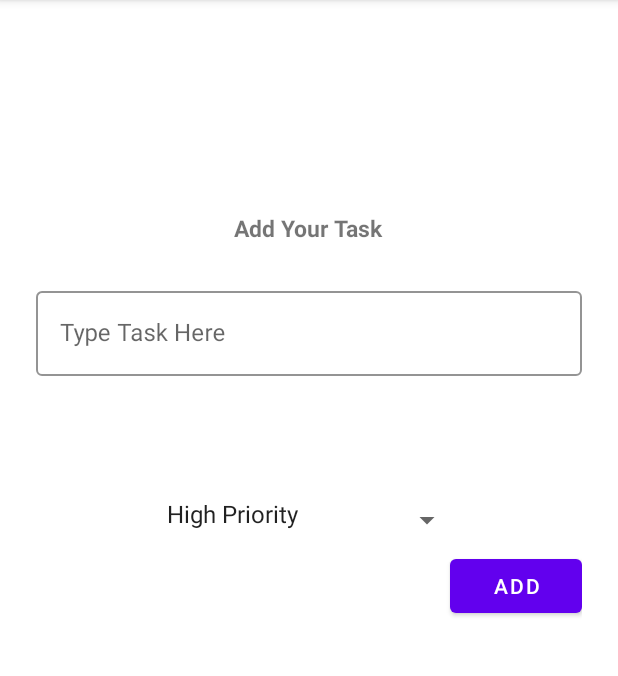
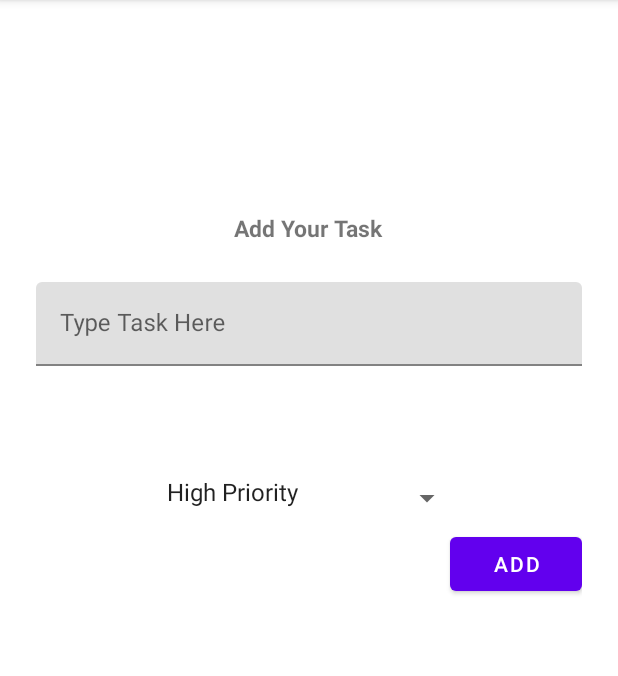
Before and after one commit to giaongo/ToDoTask, an Android app: the screen it shows after launch (ToDoActivity), after a tap on an icon or button, on a phone screen of 412 x 824 dp, the part 84-760 px from its top. Run offline under Robolectric (Android 15) with nearby library versions, the phone set to English and light mode, and no system bars; our stand-ins replace Room's generated code, data binding.

Commit message:
Alter dataclass Task and alter layout of fragment_add.xml and task_view.xml

```diff
--- a/app/src/main/AndroidManifest.xml
+++ b/app/src/main/AndroidManifest.xml
@@ -1,7 +1,6 @@
 <?xml version="1.0" encoding="utf-8"?>
 <manifest xmlns:android="http://schemas.android.com/apk/res/android"
-    xmlns:tools="http://schemas.android.com/tools"
-    package="fi.giao.todotask">
+    xmlns:tools="http://schemas.android.com/tools">
 
     <application
         android:allowBackup="true"
--- a/app/src/main/java/fi/giao/todotask/db/Task.kt
+++ b/app/src/main/java/fi/giao/todotask/db/Task.kt
@@ -8,5 +8,5 @@ data class Task(
     @PrimaryKey(autoGenerate = true)
     val id: Int,
     val taskName:String,
-    val priority: String,
-    val timeStamp: String)
+    val priority: Int,
+    val timeStamp: Long)
--- a/app/src/main/res/layout/fragment_add.xml
+++ b/app/src/main/res/layout/fragment_add.xml
@@ -19,15 +19,20 @@
             android:layout_gravity="center"
             android:text="@string/add_task" />
 
-
+<!--        <EditText-->
+<!--            android:id="@+id/filledTaskText"-->
+<!--            android:layout_width="match_parent"-->
+<!--            android:autofillHints="task name"-->
+<!--            android:hint="@string/add_task"-->
+<!--            android:layout_height="wrap_content"/>-->
         <com.google.android.material.textfield.TextInputLayout
-            style="@style/Widget.Task.TextInputLayout"
+            android:id="@+id/filledTaskText"
             android:layout_width="match_parent"
             android:layout_height="wrap_content"
             android:layout_marginTop="20dp"
             android:hint="@string/editText_Hint">
             <com.google.android.material.textfield.TextInputEditText
-                android:id="@+id/edTxtAddTask"
+                android:textColor="@color/black"
                 android:layout_width="match_parent"
                 android:layout_height="wrap_content"/>
         </com.google.android.material.textfield.TextInputLayout>
--- a/app/src/main/res/values/colors.xml
+++ b/app/src/main/res/values/colors.xml
@@ -8,4 +8,6 @@
     <color name="black">#FF000000</color>
     <color name="white">#FFFFFFFF</color>
     <color name="light_pink">#FFF2F2</color>
+    <color name="medium_pink">#FAD4D4</color>
+    <color name="dark_pink">#F47C7C</color>
 </resources>
```
Also changed, not shown: app/src/main/res/layout/task_view.xml (+3 -4 lines).
